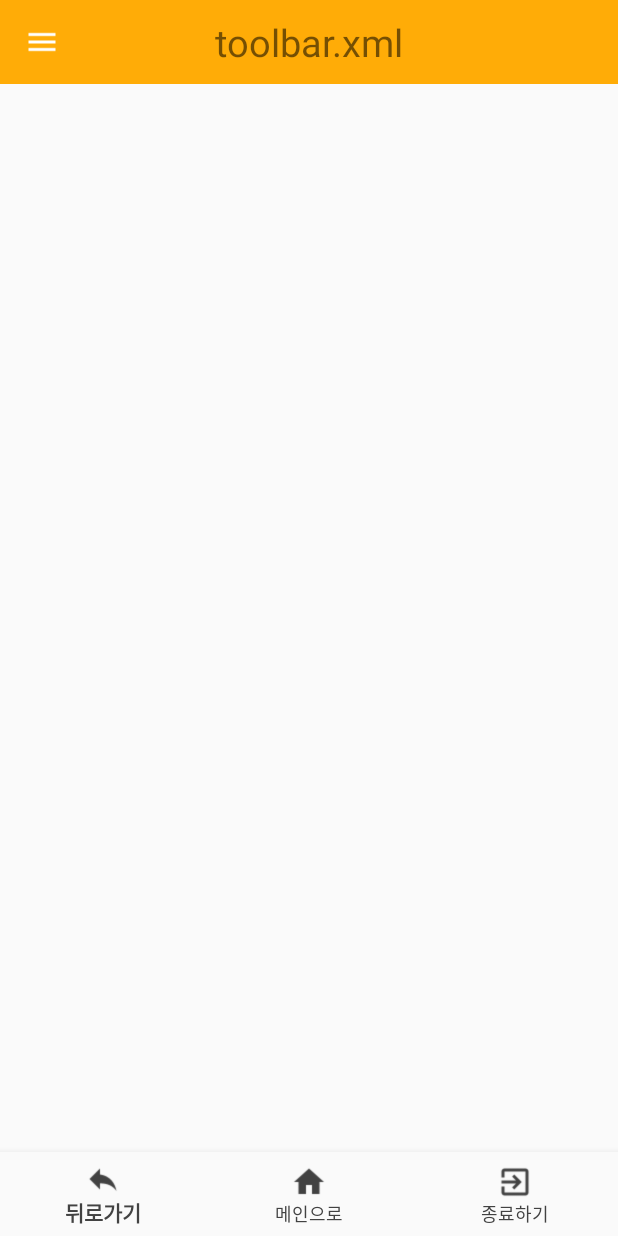
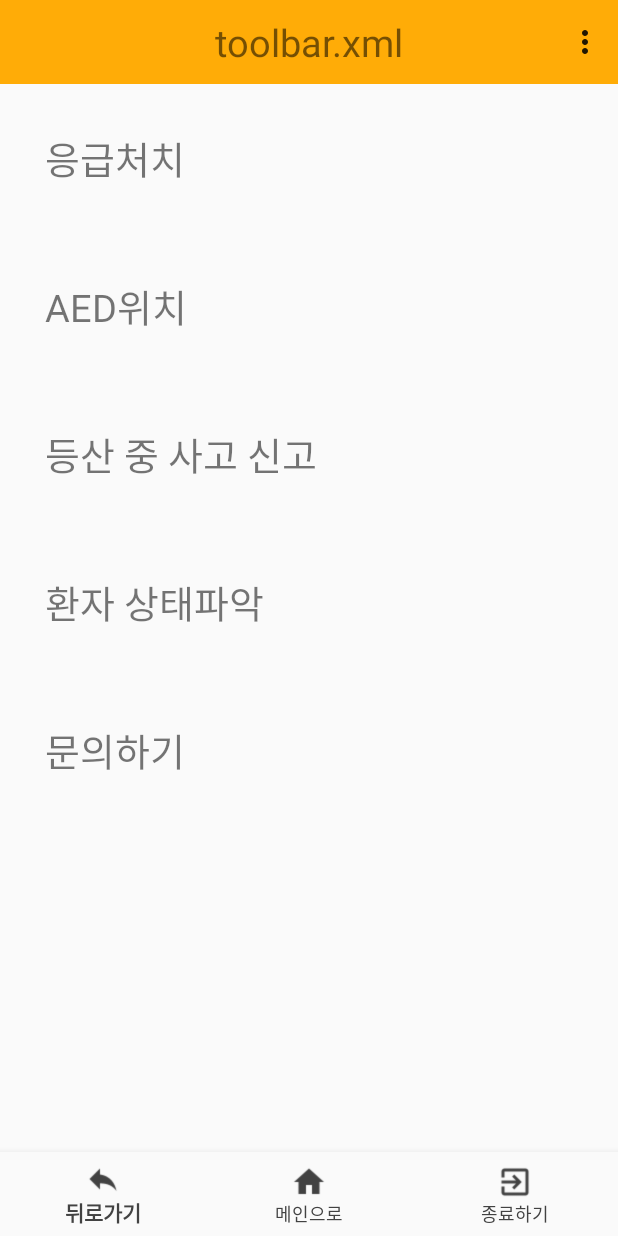
Before and after one commit to akana0321/SaveUs, an Android app: the screen it shows after launch (FrameActivity), on a phone screen of 412 x 824 dp. Run offline under Robolectric (Android 15) with nearby library versions, the phone set to English and light mode, and no system bars.

Commit message:
MainActivity

```diff
--- a/app/src/main/java/com/example/saveus/FrameActivity.java
+++ b/app/src/main/java/com/example/saveus/FrameActivity.java
@@ -1,19 +1,32 @@
 package com.example.saveus;
 
+import android.content.Context;
+import android.content.Intent;
 import android.os.Bundle;
+import android.text.Layout;
+import android.view.LayoutInflater;
 import android.view.Menu;
 import android.view.MenuInflater;
+import android.view.MenuItem;
+import android.view.View;
+import android.widget.FrameLayout;
 
 
+import androidx.annotation.NonNull;
 import androidx.annotation.Nullable;
 import androidx.appcompat.app.AppCompatActivity;
 import androidx.appcompat.widget.Toolbar;
 
 import com.google.android.material.bottomnavigation.BottomNavigationView;
 
+import static com.example.saveus.R.layout.activity_emergency;
+import static com.example.saveus.R.layout.activity_main;
+
 public class FrameActivity extends AppCompatActivity {
+    View v1;
     Toolbar toolBar;
     BottomNavigationView frBottom;
+    FrameLayout content;
 
     @Override
     protected void onCreate(@Nullable Bundle savedInstanceState) {
@@ -23,10 +36,46 @@ public class FrameActivity extends AppCompatActivity {
         // Toolbar 설정
         toolBar = (Toolbar) findViewById(R.id.toolbar);
         setSupportActionBar(toolBar);
-        getSupportActionBar().setDisplayHomeAsUpEnabled(true);
-        getSupportActionBar().setHomeAsUpIndicator(R.drawable.ic_menu_white);
+        getSupportActionBar().setDisplayHomeAsUpEnabled(false); // 상단 좌측 탭에 뒤로가기 버튼이 활성화 되어 있어서 false 전환 2021.04.04 16:53
+        //        getSupportActionBar().setHomeAsUpIndicator(R.drawable.ic_menu_white);
+        //
+        //        // Bottom Navigation 설정
+        frBottom = (BottomNavigationView) findViewById(R.id.frBottom);
 
-        // Bottom Navigation 설정
-        frBottom = (BottomNavigationView) findViewById(R.id.frBottom);
+        content = (FrameLayout)findViewById(R.id.content_layout);
+        LayoutInflater inflater = (LayoutInflater) getSystemService(Context.LAYOUT_INFLATER_SERVICE);
+        inflater.inflate(activity_main,content,true); // 1. 메인 페이지 xml 가져오기
+
+    }
+
+
+    @Override
+    public boolean onCreateOptionsMenu(Menu menu) { // 상단 우측 탭 호출
+        getMenuInflater().inflate(R.menu.toolbar_menu,menu);
+        return super.onCreateOptionsMenu(menu);
+    }
+
+    @Override
+    public boolean onOptionsItemSelected(MenuItem item) {
+        // Handle presses on the action bar items
+        switch (item.getItemId()) {
+            case R.id.tbEmer :
+                return true;
+                // 응급처치 기능 클릭시 페이지 전환
+            case R.id.tbAed:
+                //자동제세동기 기능 클릭시 페이지 전환
+                return true;
+            case R.id.tbMoun:
+                //등산중 사고 신고 클릭시 페이지 전환
+                return true;
+            case R.id.tbPati:
+                //환자 상태파악 클릭시 페이지 전환
+                return true;
+            case R.id.tbCont:
+                //문의하기 기능클릭시 페이지 전환
+                return true;
+            default:
+                return super.onOptionsItemSelected(item);
+        }
     }
 }
--- a/app/src/main/res/layout/activity_main.xml
+++ b/app/src/main/res/layout/activity_main.xml
@@ -5,8 +5,44 @@
     android:layout_height="match_parent">
 
     <TextView
+        android:id="@+id/mainTv_Emer"
         android:layout_width="match_parent"
         android:layout_height="wrap_content"
-        android:text="Hello World!" />
+        android:layout_margin="30dp"
+        android:text="응급처치"
+        android:textSize="25dp" />
+
+    <TextView
+        android:id="@+id/mainTv_AED"
+        android:layout_width="match_parent"
+        android:layout_height="wrap_content"
+        android:layout_margin="30dp"
+        android:text="AED위치"
+        android:textSize="25dp" />
+
+    <TextView
+        android:id="@+id/mainTV_Moun"
+        android:layout_width="match_parent"
+        android:layout_height="wrap_content"
+        android:layout_margin="30dp"
+        android:text="등산 중 사고 신고"
+        android:textSize="25dp" />
+
+    <TextView
+        android:id="@+id/mainTv_Pati"
+        android:layout_width="match_parent"
+        android:layout_height="wrap_content"
+        android:layout_margin="30dp"
+        android:text="환자 상태파악"
+        android:textSize="25dp" />
+
+        <TextView
+        android:id="@+id/mainTv_Cont"
+        android:layout_width="match_parent"
+        android:layout_height="wrap_content"
+        android:layout_margin="30dp"
+        android:text="문의하기"
+        android:textSize="25dp" />
+
 
 </LinearLayout>
```
Also changed, not shown: app/src/main/AndroidManifest.xml (+4 -3 lines), app/src/main/java/com/example/saveus/EmergencyActivity.java (added, +16 -0 lines), app/src/main/java/com/example/saveus/MainActivity.java (+25 -0 lines), app/src/main/res/layout/activity_emergency.xml (added, +12 -0 lines), 1 other file.
